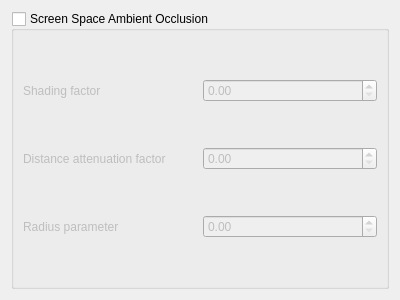
Qt form src/ui/3d/ssaosettingswidget.ui (qgis/QGIS) before a commit.
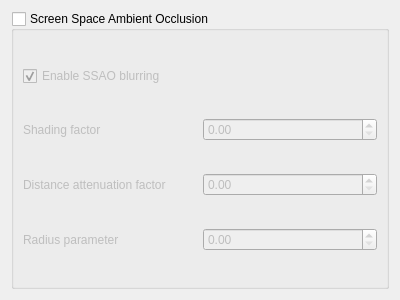
The same form after that commit.

Commit message: - Add disabling of blur pass - Change default parameter for shading factor - fix some tests

Diff of the .ui file:
```diff
--- a/src/ui/3d/ssaosettingswidget.ui
+++ b/src/ui/3d/ssaosettingswidget.ui
@@ -26,48 +26,58 @@
       <bool>false</bool>
      </property>
      <layout class="QGridLayout" name="gridLayout">
-      <item row="0" column="0">
-       <widget class="QLabel" name="label">
-        <property name="text">
-         <string>Shading factor</string>
-        </property>
-       </widget>
-      </item>
       <item row="2" column="0">
-       <widget class="QLabel" name="label_3">
-        <property name="text">
-         <string>Radius parameter</string>
-        </property>
-       </widget>
-      </item>
-      <item row="1" column="0">
        <widget class="QLabel" name="label_2">
         <property name="text">
          <string>Distance attenuation factor</string>
         </property>
        </widget>
       </item>
-      <item row="0" column="1">
-       <widget class="QDoubleSpinBox" name="mShadingFactorSpinBox">
-        <property name="maximum">
-         <double>100000.000000000000000</double>
-        </property>
-       </widget>
-      </item>
-      <item row="1" column="1">
-       <widget class="QDoubleSpinBox" name="mDistanceAttenuationFactorSpinBox">
-        <property name="maximum">
-         <double>100000.000000000000000</double>
-        </property>
-       </widget>
-      </item>
-      <item row="2" column="1">
+      <item row="3" column="1">
        <widget class="QDoubleSpinBox" name="mRadiusParameterSpinBox">
         <property name="maximum">
          <double>1.000000000000000</double>
         </property>
        </widget>
       </item>
+      <item row="1" column="1">
+       <widget class="QDoubleSpinBox" name="mShadingFactorSpinBox">
+        <property name="maximum">
+         <double>100000.000000000000000</double>
+        </property>
+       </widget>
+      </item>
+      <item row="3" column="0">
+       <widget class="QLabel" name="label_3">
+        <property name="text">
+         <string>Radius parameter</string>
+        </property>
+       </widget>
+      </item>
+      <item row="2" column="1">
+       <widget class="QDoubleSpinBox" name="mDistanceAttenuationFactorSpinBox">
+        <property name="maximum">
+         <double>100000.000000000000000</double>
+        </property>
+       </widget>
+      </item>
+      <item row="1" column="0">
+       <widget class="QLabel" name="label">
+        <property name="text">
+         <string>Shading factor</string>
+        </property>
+       </widget>
+      </item>
+      <item row="0" column="0" colspan="2">
+       <widget class="QCheckBox" name="mSssaBlurCheckbox">
+        <property name="text">
+         <string>Enable SSAO blurring</string>
+        </property>
+        <property name="checked">
+         <bool>true</bool>
+        </property>
+       </widget>
+      </item>
      </layout>
     </widget>
    </item>
```
Left out of the diff: 3 changed lines with no effect on the pictures. The commit also changes 12 other files.
